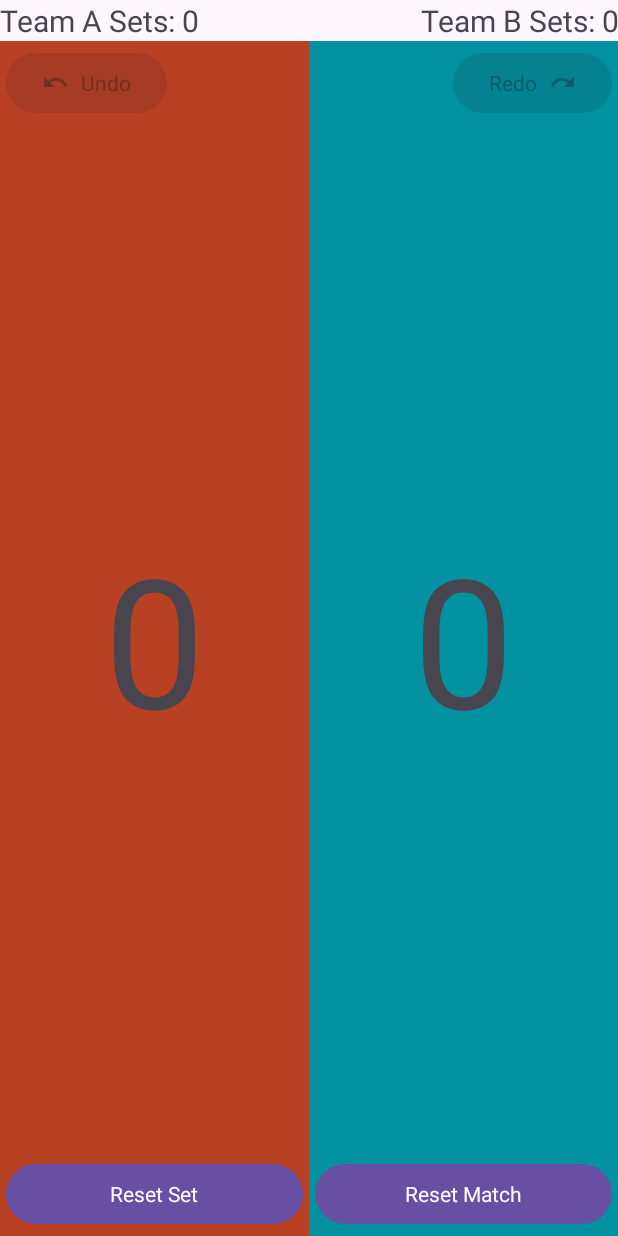
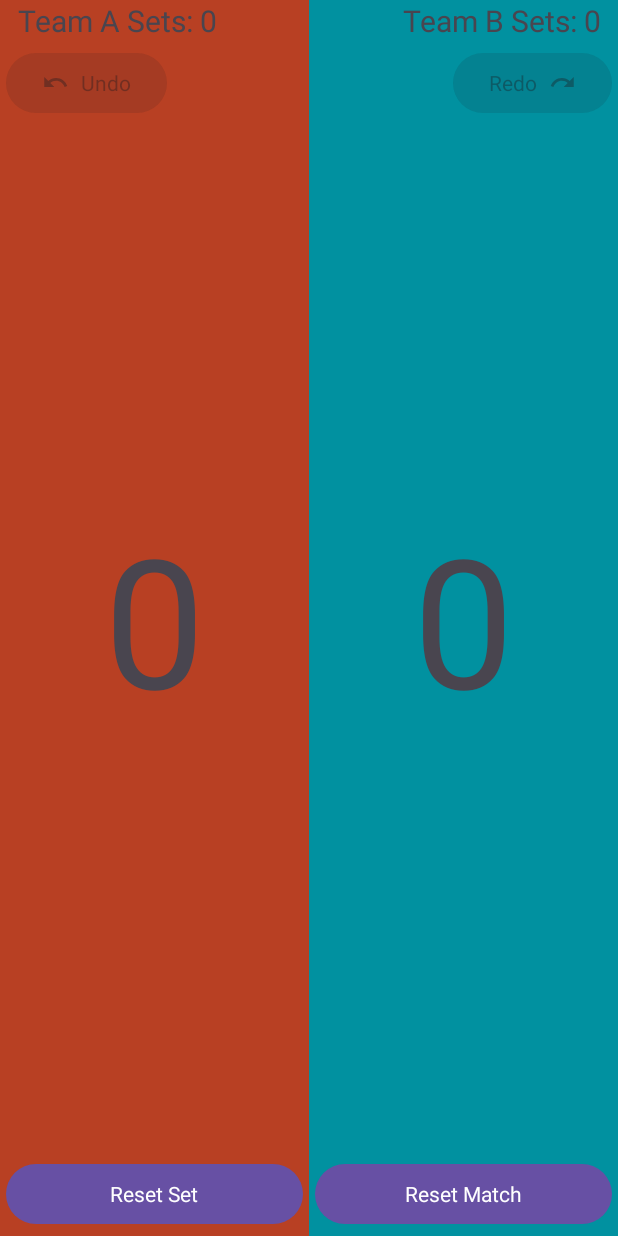
Before and after one commit to svahidhoss/volleyball-scoreboard, an Android app: the screen it shows after launch (MainActivity), on a phone screen of 412 x 824 dp. Run offline under Robolectric (Android 15) with nearby library versions, the phone set to English and light mode, and no system bars.

Commit message:
Makes the scoreboard edge-to-edge and pads the labels and buttons for the system bars.

```diff
--- a/app/src/main/java/com/vahossmedia/android/scoreboard/MainActivity.kt
+++ b/app/src/main/java/com/vahossmedia/android/scoreboard/MainActivity.kt
@@ -1,16 +1,25 @@
 package com.vahossmedia.android.scoreboard
 
+import android.graphics.Color
 import android.media.MediaPlayer
 import android.widget.Toast
 import androidx.appcompat.app.AppCompatActivity
 import android.os.Bundle
 import android.view.View
+import android.view.ViewGroup
+import androidx.activity.SystemBarStyle
+import androidx.activity.enableEdgeToEdge
 import androidx.activity.viewModels
 import androidx.appcompat.app.AlertDialog
+import androidx.core.view.ViewCompat
+import androidx.core.view.WindowInsetsCompat
+import androidx.core.view.updateLayoutParams
+import androidx.core.view.updatePadding
 import androidx.lifecycle.lifecycleScope
 import com.vahossmedia.android.scoreboard.databinding.ActivityMainBinding
 import kotlinx.coroutines.flow.collectLatest
 import kotlinx.coroutines.launch
+import kotlin.math.roundToInt
 
 class MainActivity : AppCompatActivity() {
     private lateinit var binding: ActivityMainBinding
@@ -22,8 +31,14 @@ class MainActivity : AppCompatActivity() {
 
     override fun onCreate(savedInstanceState: Bundle?) {
         super.onCreate(savedInstanceState)
+        // Draw behind the status and navigation bars. Light icons read best on the team colours.
+        enableEdgeToEdge(
+            statusBarStyle = SystemBarStyle.dark(Color.TRANSPARENT),
+            navigationBarStyle = SystemBarStyle.dark(Color.TRANSPARENT)
+        )
         binding = ActivityMainBinding.inflate(layoutInflater)
         setContentView(binding.root)
+        applyWindowInsets()
 
         setWinPlayer = MediaPlayer.create(this, R.raw.marimba_win_sound)
         matchWinPlayer = MediaPlayer.create(this, R.raw.marimba_win_sound3)
@@ -86,6 +101,37 @@ class MainActivity : AppCompatActivity() {
         }
     }
 
+    /**
+     * The team colours run edge to edge; this keeps the set labels and buttons clear of the
+     * system bars and the display cutout.
+     */
+    private fun applyWindowInsets() {
+        val labelPadding = (12 * resources.displayMetrics.density).roundToInt()
+        val buttonMargin = (binding.buttonUndo.layoutParams as ViewGroup.MarginLayoutParams).leftMargin
+
+        ViewCompat.setOnApplyWindowInsetsListener(binding.root) { _, windowInsets ->
+            val insets = windowInsets.getInsets(
+                WindowInsetsCompat.Type.systemBars() or WindowInsetsCompat.Type.displayCutout()
+            )
+            binding.textviewTeamASets.updatePadding(
+                left = labelPadding + insets.left, top = insets.top, right = labelPadding
+            )
+            binding.textviewTeamBSets.updatePadding(
+                left = labelPadding, top = insets.top, right = labelPadding + insets.right
+            )
+            binding.buttonUndo.updateLayoutParams<ViewGroup.MarginLayoutParams> {
+                leftMargin = buttonMargin + insets.left
+            }
+            binding.buttonRedo.updateLayoutParams<ViewGroup.MarginLayoutParams> {
+                rightMargin = buttonMargin + insets.right
+            }
+            binding.resetButtonsArea.updatePadding(
+                left = insets.left, right = insets.right, bottom = insets.bottom
+            )
+            windowInsets
+        }
+    }
+
     private fun updateUI(state: ScoreboardState) {
         binding.textviewTeamAScore.text = "${state.teamAScore}"
         binding.textviewTeamBScore.text = "${state.teamBScore}"
--- a/app/src/main/res/layout/activity_main.xml
+++ b/app/src/main/res/layout/activity_main.xml
@@ -5,32 +5,8 @@
     android:layout_width="match_parent"
     android:layout_height="match_parent">
 
-    <!-- Top Section: Team Names and Sets Won -->
-    <TextView
-        android:id="@+id/textview_team_a_sets"
-        android:layout_width="0dp"
-        android:layout_height="wrap_content"
-        android:text="Team A Sets: 0"
-        android:textSize="20sp"
-        app:layout_constraintEnd_toStartOf="@+id/textview_team_b_sets"
-        app:layout_constraintStart_toStartOf="parent"
-        app:layout_constraintTop_toTopOf="parent"
-        app:layout_constraintWidth_percent="0.5" />
-
-    <TextView
-        android:id="@+id/textview_team_b_sets"
-        android:layout_width="0dp"
-        android:layout_height="wrap_content"
-        android:text="Team B Sets: 0"
-        android:textAlignment="textEnd"
-        android:textSize="20sp"
-        app:layout_constraintEnd_toEndOf="parent"
-        app:layout_constraintStart_toEndOf="@+id/textview_team_a_sets"
-        app:layout_constraintTop_toTopOf="parent"
-        app:layout_constraintWidth_percent="0.5" />
-
-
-    <!-- Middle Section: Scoreboard -->
+    <!-- Scoreboard: fills the whole screen, behind the system bars (edge-to-edge).
+         Declared first so the labels and buttons below draw on top of it. -->
     <LinearLayout
         android:id="@+id/scoreboard_area"
         android:layout_width="match_parent"
@@ -40,7 +16,7 @@
         app:layout_constraintBottom_toBottomOf="parent"
         app:layout_constraintEnd_toEndOf="parent"
         app:layout_constraintStart_toStartOf="parent"
-        app:layout_constraintTop_toBottomOf="@+id/textview_team_a_sets">
+        app:layout_constraintTop_toTopOf="parent">
 
         <!-- Team A Score -->
         <LinearLayout
@@ -83,6 +59,30 @@
         </LinearLayout>
 
     </LinearLayout>
+
+    <!-- Top Section: Team Names and Sets Won (top padding for the status bar is set in code) -->
+    <TextView
+        android:id="@+id/textview_team_a_sets"
+        android:layout_width="0dp"
+        android:layout_height="wrap_content"
+        android:text="Team A Sets: 0"
+        android:textSize="20sp"
+        app:layout_constraintEnd_toStartOf="@+id/textview_team_b_sets"
+        app:layout_constraintStart_toStartOf="parent"
+        app:layout_constraintTop_toTopOf="parent"
+        app:layout_constraintWidth_percent="0.5" />
+
+    <TextView
+        android:id="@+id/textview_team_b_sets"
+        android:layout_width="0dp"
+        android:layout_height="wrap_content"
+        android:text="Team B Sets: 0"
+        android:textAlignment="textEnd"
+        android:textSize="20sp"
+        app:layout_constraintEnd_toEndOf="parent"
+        app:layout_constraintStart_toEndOf="@+id/textview_team_a_sets"
+        app:layout_constraintTop_toTopOf="parent"
+        app:layout_constraintWidth_percent="0.5" />
 
     <Button
         android:id="@+id/button_undo"
```
